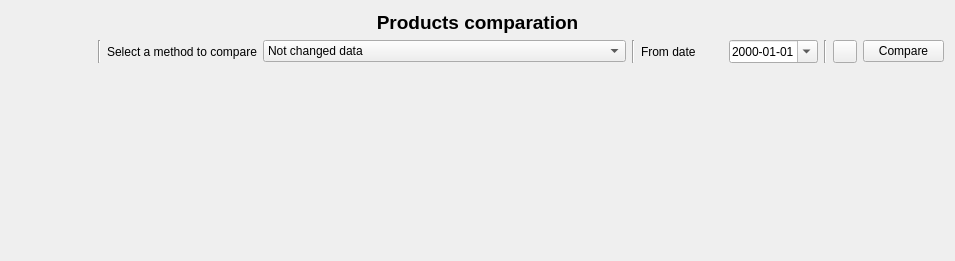
First picture: the form in xulpymoney/ui/wdgProductsComparation.ui, repository turulomio/xulpymoney, before the edit.
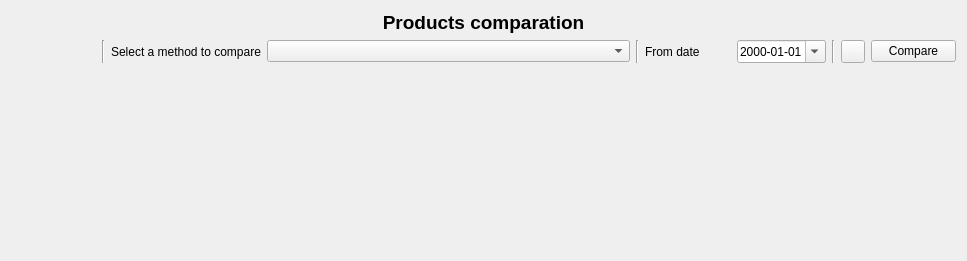
Second picture: the form after the edit. Icons and pictures are not drawn. Custom widgets are drawn as their Qt base class.

Commit message: Product comparation dialog stores user selections. Fixes #196

Patch:
```diff
--- a/xulpymoney/ui/wdgProductsComparation.ui
+++ b/xulpymoney/ui/wdgProductsComparation.ui
@@ -6,7 +6,7 @@
    <rect>
     <x>0</x>
     <y>0</y>
-    <width>955</width>
+    <width>967</width>
     <height>261</height>
    </rect>
   </property>
@@ -61,6 +61,9 @@
        </item>
        <item>
         <widget class="QComboBox" name="cmbCompareTypes">
+         <property name="currentIndex">
+          <number>-1</number>
+         </property>
          <property name="sizeAdjustPolicy">
           <enum>QComboBox::AdjustToContents</enum>
          </property>
```
The commit also changes 2 other files.
